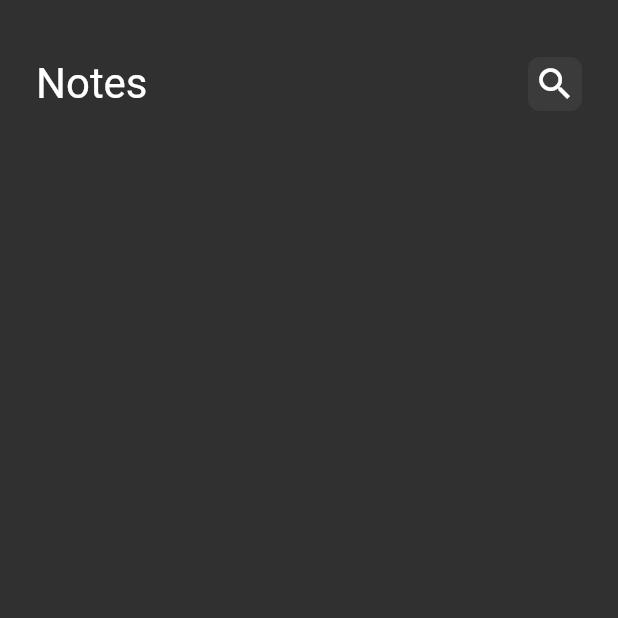
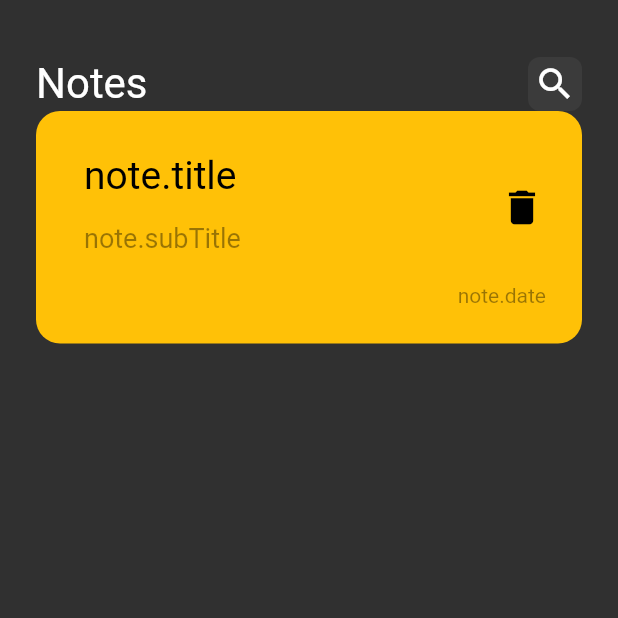
Before and after one commit to Rana-Mohsen/notes_app, a Flutter app: the screen it shows after launch, on a phone screen of 412 x 824 dp, the top half of it. Run offline on Flutter 3.47's test engine with Material 2 defaults, Android fonts, the phone set to English and light mode, and no system bars.

Commit message:
custom note item

```diff
--- /dev/null
+++ b/lib/views/widgets/note_item.dart
@@ -0,0 +1,58 @@
+import 'package:flutter/material.dart';
+
+class NoteItem extends StatelessWidget {
+  const NoteItem({Key? key}) : super(key: key);
+
+  @override
+  Widget build(BuildContext context) {
+    return Container(
+      decoration: BoxDecoration(
+        color: Colors.amber,
+        borderRadius: BorderRadius.circular(16),
+      ),
+      padding: const EdgeInsets.only(left: 16, top: 24, bottom: 24),
+      child: Column(
+        crossAxisAlignment: CrossAxisAlignment.end,
+        children: [
+          ListTile(
+            title: Text(
+              "note.title",
+              style: const TextStyle(
+                fontSize: 26,
+                color: Colors.black,
+              ),
+            ),
+            subtitle: Padding(
+              padding: const EdgeInsets.symmetric(vertical: 16),
+              child: Text(
+                "note.subTitle",
+                style: TextStyle(
+                  fontSize: 18,
+                  color: Colors.black.withOpacity(.4),
+                ),
+              ),
+            ),
+            trailing: IconButton(
+              onPressed: () {
+              },
+              icon: const Icon(
+                Icons.delete,
+                color: Colors.black,
+                size: 30,
+              ),
+            ),
+          ),
+          Padding(
+            padding: const EdgeInsets.symmetric(horizontal: 24),
+            child: Text(
+              "note.date",
+              style: TextStyle(
+                color: Colors.black.withOpacity(.4),
+              ),
+            ),
+          )
+        ],
+      ),
+    );
+  }
+}
--- a/lib/views/widgets/note_view_body.dart
+++ b/lib/views/widgets/note_view_body.dart
@@ -1,4 +1,5 @@
 import 'package:flutter/material.dart';
+import 'package:notes_app/views/widgets/note_item.dart';
 
 import 'custom_app_bar.dart';
 
@@ -12,7 +13,8 @@ class NoteViewBody extends StatelessWidget {
         child: Column(
           children: [
             SizedBox(height: 38,),
-            CustomAppBar()
+            CustomAppBar(),
+            NoteItem()
           ],
         ),
       );
```
